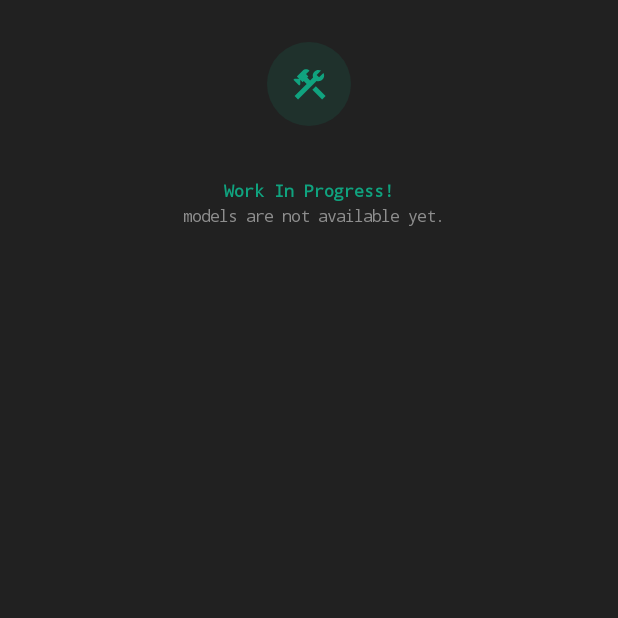
After one commit to Oxygen-Low/MobileLLM, an Android app built with Jetpack Compose: the composable WorkInProgressPanel called with empty values, on a phone screen of 412 x 824 dp, the top half of it. The commit adds this screen. Run offline under Robolectric (Android 15) with nearby library versions, the phone set to English and light mode, and no system bars.

Commit message:
Add tabs to modelhub

```diff
--- /dev/null
+++ b/app/src/main/java/com/example/ui/components/WorkInProgressPanel.kt
@@ -0,0 +1,98 @@
+package com.example.ui.components
+
+import androidx.compose.foundation.background
+import androidx.compose.foundation.layout.Box
+import androidx.compose.foundation.layout.Column
+import androidx.compose.foundation.layout.Spacer
+import androidx.compose.foundation.layout.fillMaxWidth
+import androidx.compose.foundation.layout.height
+import androidx.compose.foundation.layout.padding
+import androidx.compose.foundation.layout.size
+import androidx.compose.foundation.shape.CircleShape
+import androidx.compose.material.icons.Icons
+import androidx.compose.material.icons.filled.Construction
+import androidx.compose.material3.Icon
+import androidx.compose.material3.MaterialTheme
+import androidx.compose.material3.Text
+import androidx.compose.runtime.Composable
+import androidx.compose.ui.Alignment
+import androidx.compose.ui.Modifier
+import androidx.compose.ui.draw.clip
+import androidx.compose.ui.platform.testTag
+import androidx.compose.ui.text.font.FontFamily
+import androidx.compose.ui.text.font.FontWeight
+import androidx.compose.ui.unit.dp
+import androidx.compose.ui.unit.sp
+import com.example.ui.theme.TelemetryCyan
+import com.example.ui.theme.TextMuted
+import com.example.ui.theme.TextPrimary
+import com.example.ui.theme.TextSecondary
+
+/**
+ * The placeholder of a tab whose models are not implemented yet.
+ *
+ * The tab is already there, so the user can see that the app is going to
+ * offer these models too, without being able to download anything yet.
+ */
+@Composable
+fun WorkInProgressPanel(
+    title: String,
+    modifier: Modifier = Modifier
+) {
+    Column(
+        modifier = modifier
+            .fillMaxWidth()
+            .padding(vertical = 28.dp)
+            .testTag("hub_work_in_progress"),
+        horizontalAlignment = Alignment.CenterHorizontally
+    ) {
+        Box(
+            modifier = Modifier
+                .size(56.dp)
+                .clip(CircleShape)
+                .background(TelemetryCyan.copy(alpha = 0.12f)),
+            contentAlignment = Alignment.Center
+        ) {
+            Icon(
+                imageVector = Icons.Default.Construction,
+                contentDescription = null,
+                tint = TelemetryCyan,
+                modifier = Modifier.size(26.dp)
+            )
+        }
+
+        Spacer(modifier = Modifier.height(14.dp))
+
+        Text(
+            text = title,
+            style = MaterialTheme.typography.titleMedium.copy(
+                fontWeight = FontWeight.Bold,
+                fontSize = 15.sp,
+                color = TextPrimary
+            )
+        )
+
+        Spacer(modifier = Modifier.height(6.dp))
+
+        Text(
+            text = "Work In Progress!",
+            style = MaterialTheme.typography.labelSmall.copy(
+                fontFamily = FontFamily.Monospace,
+                fontWeight = FontWeight.Bold,
+                fontSize = 11.sp,
+                color = TelemetryCyan
+            )
+        )
+
+        Spacer(modifier = Modifier.height(4.dp))
+
+        Text(
+            text = "$title models are not available yet.",
+            style = MaterialTheme.typography.labelSmall.copy(
+                fontFamily = FontFamily.Monospace,
+                fontSize = 10.5.sp,
+                color = TextMuted
+            )
+        )
+    }
+}
```
Also changed, not shown: app/src/main/java/com/example/model/ModelHubTab.kt (added, +46 -0 lines), app/src/main/java/com/example/model/ModelProfile.kt (+24 -20 lines), app/src/main/java/com/example/model/PromptFormat.kt (+68 -57 lines), app/src/main/java/com/example/ui/components/ModelHubTabRow.kt (added, +97 -0 lines), app/src/main/java/com/example/ui/components/ModelsHubSheet.kt (+70 -36 lines), 5 other files.
